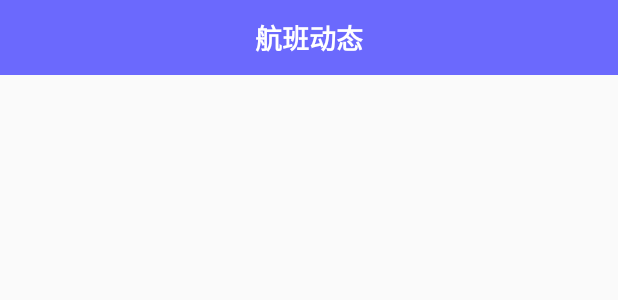
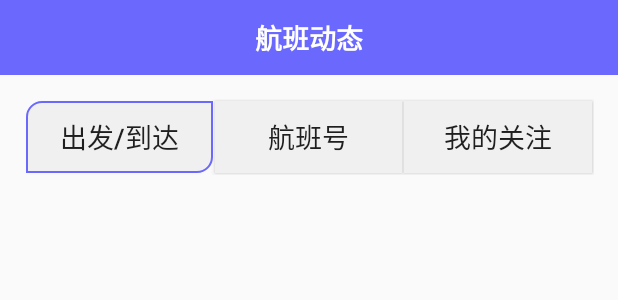
Before and after one commit to Dream-of-Sky/Air, an Android app: the layout fragment2.xml on its own in the app's theme, with its tools: preview values and no code run, on a phone screen of 412 x 824 dp. Shown: the top 300 px of the screen. Run offline under Robolectric (Android 15) with nearby library versions, the phone set to English and light mode, and no system bars.

Commit message:
This is just a update again！！！！

```diff
--- /dev/null
+++ b/app/src/main/res/drawable/y_shape_btn1.xml
@@ -0,0 +1,21 @@
+<?xml version="1.0" encoding="utf-8"?>
+<selector xmlns:android="http://schemas.android.com/apk/res/android">
+    <item >
+        <shape
+            android:shape="rectangle">
+            <solid android:color="@color/white_gray"/>
+            <stroke android:width="1dp"
+                android:color="@color/blue_light"/>
+            <corners android:topLeftRadius="10dp"
+                android:bottomRightRadius="10dp"/>
+        </shape>
+    </item>
+    <item android:state_pressed="true">
+        <shape android:shape="rectangle">
+            <solid android:color="@color/blue_light"/>
+            <corners android:topLeftRadius="10dp"
+                android:bottomRightRadius="10dp"/>
+        </shape>
+    </item>
+
+</selector>
--- a/app/src/main/res/layout/fragment2.xml
+++ b/app/src/main/res/layout/fragment2.xml
@@ -2,7 +2,9 @@
 <LinearLayout xmlns:android="http://schemas.android.com/apk/res/android"
     android:layout_width="match_parent"
     android:layout_height="match_parent"
+    android:orientation="vertical"
     >
+
     <android.support.v7.widget.Toolbar
         android:id="@+id/toolBar_fragment2"
         android:layout_width="match_parent"
@@ -20,5 +22,48 @@
             android:textStyle="bold" />
     </android.support.v7.widget.Toolbar>
 
+    <LinearLayout
+        android:orientation="horizontal"
+        android:layout_width="match_parent"
+        android:layout_height="wrap_content"
+        android:layout_marginEnd="16dp"
+        android:layout_marginStart="16dp"
+        android:layout_marginBottom="32dp"
+        android:layout_marginTop="16dp">
+
+        <Button
+            android:text="@string/y_leave_arrival"
+            android:layout_width="wrap_content"
+            android:layout_height="wrap_content"
+            android:id="@+id/button"
+            android:layout_weight="1"
+            style="@style/y_flight_dynamics"
+            android:layout_marginBottom="1dp"
+            android:layout_marginStart="1dp"
+            android:layout_marginTop="1dp"
+            android:background="@drawable/y_shape_btn1" />
+
+        <Button
+            android:text="@string/y_flight_number"
+            android:layout_width="wrap_content"
+            android:layout_height="wrap_content"
+            android:id="@+id/button2"
+            android:layout_weight="1"
+            style="@style/y_flight_dynamics"
+            android:layout_margin="1dp" />
+
+        <Button
+            android:text="@string/y_my_concern"
+            android:layout_width="wrap_content"
+            android:layout_height="wrap_content"
+            android:id="@+id/button3"
+            android:layout_weight="1"
+            style="@style/y_flight_dynamics"
+            android:layout_marginBottom="1dp"
+            android:layout_marginEnd="1dp"
+            android:layout_marginTop="1dp" />
+
+    </LinearLayout>
+
 
 </LinearLayout>
--- a/app/src/main/res/values/strings.xml
+++ b/app/src/main/res/values/strings.xml
@@ -10,5 +10,9 @@
     <string name="f_reboot">退改/升舱</string>
     <string name="f_my_order">我的订单</string>
     <string name="f_ticket_exchange">机票兑换</string>
+    <!-- Yu*************************************************-->
+    <string name="y_leave_arrival">出发/到达</string>
+    <string name="y_flight_number">航班号</string>
+    <string name="y_my_concern">我的关注</string>
 
 </resources>
--- a/app/src/main/res/values/styles.xml
+++ b/app/src/main/res/values/styles.xml
@@ -36,5 +36,11 @@
     <style name="icon_d1" parent="main_tab">
         <item name="android:drawableTop">@drawable/icon_d</item>
     </style>
+    <!--style for flight dynamics-->
+    <style name="y_flight_dynamics">
+        <item name="android:textSize">18sp</item>
+        <item name="android:background">@color/white_gray</item>
+
+    </style>
 
 </resources>
```
